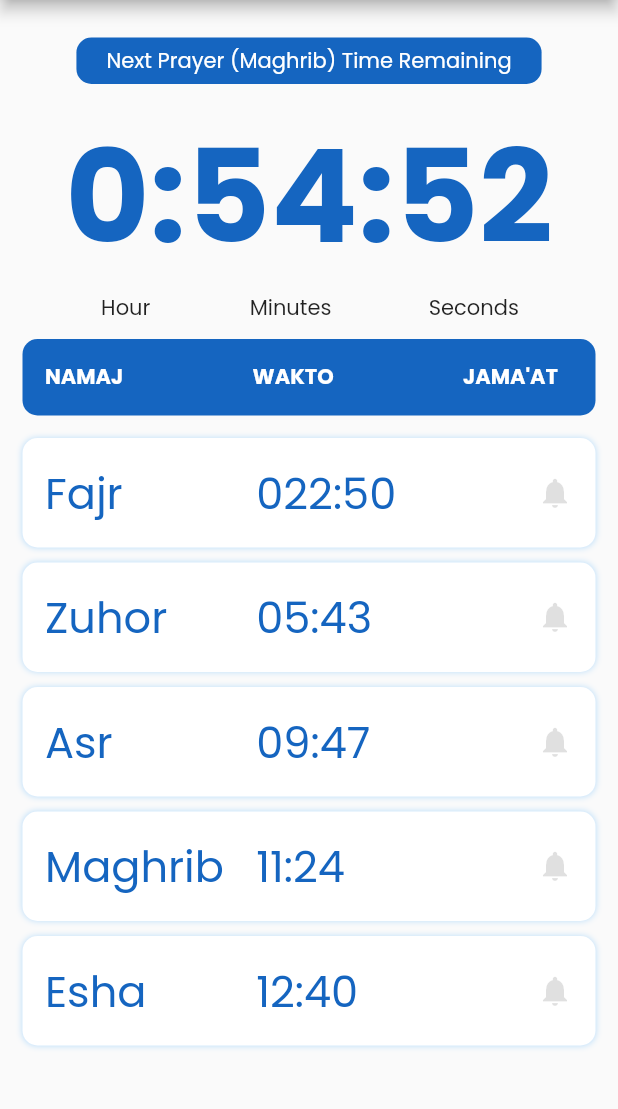
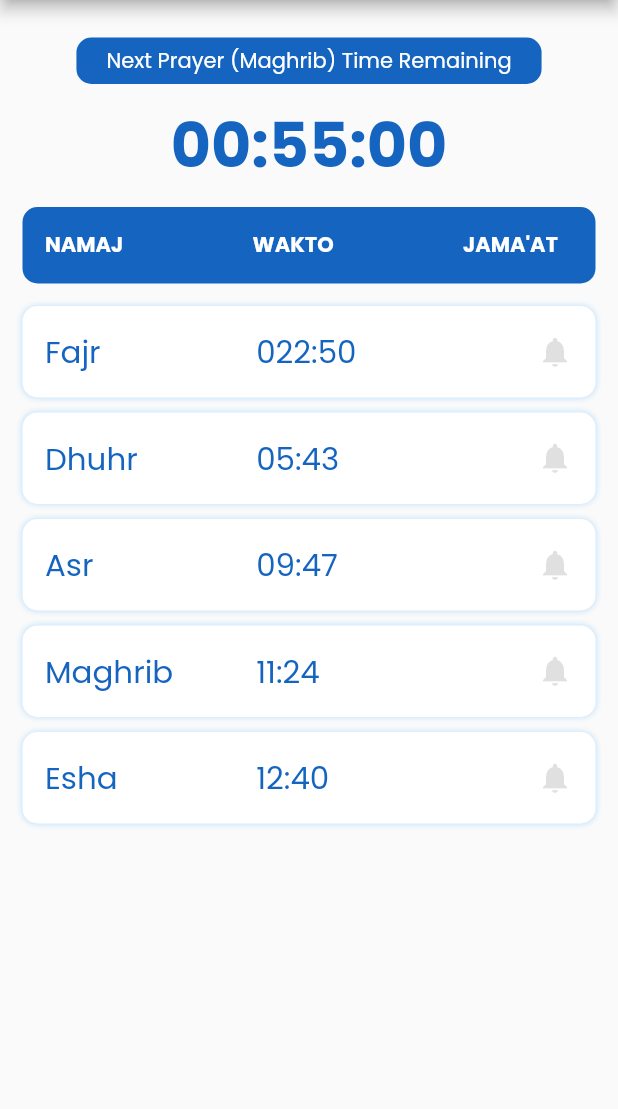
Before and after one commit to faysalewucse/faithful-workspace, a Flutter app: the screen it shows after launch, on a phone screen of 412 x 824 dp, the part 84-1193 px from its top. Run offline on Flutter 3.47's test engine with Material 2 defaults, Android fonts, the phone set to English and light mode, and no system bars; our stand-ins replace adhan, awesome_notifications, firebase_core, firebase_database, font_awesome_flutter, geocoding and 3 more; accounts and stored records are empty.

Commit message:
got notification in time before 5 minutes of jamaat

```diff
--- /dev/null
+++ b/lib/controller/namaj_time_controller.dart
@@ -0,0 +1,7 @@
+import 'package:get/get.dart';
+
+class NamajTimeController extends GetxController{
+  Map<String, dynamic> namajData = {};
+
+
+}
--- /dev/null
+++ b/lib/controller/notification_controller.dart
@@ -0,0 +1,29 @@
+import 'dart:async';
+import 'package:awesome_notifications/awesome_notifications.dart';
+import 'package:flutter/material.dart';
+class NotificationController {
+  static ReceivedAction? initialAction;
+
+  static Future<void> initializeLocalNotifications() async {
+    await AwesomeNotifications().initialize(
+        null,
+        [
+          NotificationChannel(
+              channelKey: 'alerts',
+              channelName: 'Alerts',
+              channelDescription: 'Notification tests as alerts',
+              playSound: true,
+              onlyAlertOnce: true,
+              groupAlertBehavior: GroupAlertBehavior.Children,
+              importance: NotificationImportance.High,
+              defaultPrivacy: NotificationPrivacy.Private,
+              defaultColor: Colors.deepPurple,
+              ledColor: Colors.deepPurple)
+        ],
+        debug: true);
+
+    // Get initial notification action is optional
+    initialAction = await AwesomeNotifications()
+        .getInitialNotificationAction(removeFromActionEvents: false);
+  }
+}
--- a/lib/main.dart
+++ b/lib/main.dart
@@ -1,3 +1,4 @@
+import 'package:faithful_workspace/controller/notification_controller.dart';
 import 'package:faithful_workspace/screens/homepage.dart';
 import 'package:firebase_core/firebase_core.dart';
 import 'package:flutter/material.dart';
@@ -5,6 +6,9 @@ import 'package:google_fonts/google_fonts.dart';
 
 void main() async {
   WidgetsFlutterBinding.ensureInitialized();
+
+  // Always initialize Awesome Notifications
+  await NotificationController.initializeLocalNotifications();
   await Firebase.initializeApp();
   runApp(const MyApp());
 }
--- a/lib/models/namaj_time_model.dart
+++ b/lib/models/namaj_time_model.dart
@@ -2,14 +2,14 @@ class NamajTimeModel {
   String asr;
   String isha;
   String fajr;
-  String zuhor;
+  String dhuhr;
   String maghrib;
 
   NamajTimeModel({
     required this.asr,
     required this.isha,
     required this.fajr,
-    required this.zuhor,
+    required this.dhuhr,
     required this.maghrib,
   });
 
@@ -18,21 +18,18 @@ class NamajTimeModel {
       asr: json['asr'] ?? '',
       isha: json['isha'] ?? '',
       fajr: json['fajr'] ?? '',
-      zuhor: json['zuhor'] ?? '',
+      dhuhr: json['dhuhr'] ?? '',
       maghrib: json['maghrib'] ?? '',
     );
   }
-
 
   Map<String, dynamic> toJson() {
     return {
       "asr": asr,
       "fajr": fajr,
       "isha": isha,
-      "zuhor": zuhor,
+      "dhuhr": dhuhr,
       "maghrib": maghrib,
     };
   }
-
-
 }
--- a/lib/screens/homepage.dart
+++ b/lib/screens/homepage.dart
@@ -1,16 +1,12 @@
 import 'dart:async';
-import 'dart:convert';
-import 'dart:ffi';
-
 import 'package:adhan/adhan.dart';
+import 'package:awesome_notifications/awesome_notifications.dart';
 import 'package:firebase_database/firebase_database.dart';
 import 'package:flutter/material.dart';
 import 'package:font_awesome_flutter/font_awesome_flutter.dart';
 import 'package:geocoding/geocoding.dart';
 import 'package:geolocator/geolocator.dart';
-import 'package:hijri/hijri_calendar.dart';
 import 'package:intl/intl.dart';
-
 import '../widgets/namaj_time_card.dart';
 import '../models/namaj_time_model.dart';
 
@@ -23,12 +19,15 @@ class HomePage extends StatefulWidget {
 
 class _HomePageState extends State<HomePage> {
   final DatabaseReference _database = FirebaseDatabase.instance.ref();
-
   IconData notifyIcon = Icons.notifications;
   bool status = false;
   var location = '';
   double latitude = 23.777176;
   double longitude = 90.39945;
+  Map<String, dynamic> namajData = {};
+  late PrayerTimes prayerTimes; // Add this field
+
+  // final myCoordinates = Coordinates(latitude, longitude);
 
   void _determinePosition() async {
     bool serviceEnabled;
@@ -63,11 +62,12 @@ class _HomePageState extends State<HomePage> {
     });
   }
 
-  Map<String, dynamic> namajData = {};
-
   void fetchData() {
-    NamajTimeModel namajTimeModel;
-    _database.child('namaj').child('time').once().then((DatabaseEvent event) {
+    _database
+        .child('namaj')
+        .child('time')
+        .onValue
+        .listen((DatabaseEvent event) {
       Map<String, dynamic> data = {};
 
       final values = event.snapshot.value as Map;
@@ -77,39 +77,81 @@ class _HomePageState extends State<HomePage> {
 
       setState(() {
         namajData = data;
-        namajTimeModel = NamajTimeModel.fromJson(data);
       });
     });
   }
 
+  onTimeChange() {
+    Timer.periodic(const Duration(seconds: 1), (timer) async {
+      final currentTime = DateTime.now();
+
+      if ("${reduceTime(namajData[prayerTimes.currentPrayer().name])}:01" ==
+          DateFormat('h:mm:ss').format(currentTime)) {
+        await AwesomeNotifications().createNotification(
+            content: NotificationContent(
+                id: -1,
+                // -1 is replaced by a random number
+                channelKey: 'alerts',
+                title:
+                    "It's ${prayerTimes.nextPrayer().name.toUpperCase()} Time",
+                body: "আসি ভাই নামাজ এর প্রস্তুতি নেই",
+                bigPicture: 'assets/namaj_time_back2.png',
+                // largeIcon: 'https://storage.googleapis.com/cms-storage-bucket/0dbfcc7a59cd1cf16282.png',
+                notificationLayout: NotificationLayout.BigPicture,
+                payload: {'notificationId': '1234567890'}),
+            actionButtons: [
+              NotificationActionButton(
+                  key: 'DISMISS',
+                  label: 'Dismiss',
+                  actionType: ActionType.DismissAction,
+                  isDangerousOption: true)
+            ]);
+      }
+      setState(() {});
+    });
+  }
+
+  String reduceTime(String inputTime) {
+    print("input Time: $inputTime");
+    if (inputTime.isNotEmpty) {
+      // Parse the input time
+      final DateFormat format = DateFormat('H:mm');
+      DateTime parsedTime = format.parse(inputTime);
+
+      // Subtract 5 minutes
+      parsedTime = parsedTime.subtract(const Duration(minutes: 5));
+
+      // Format the new time as a string
+      String newTime = format.format(parsedTime);
+
+      return newTime;
+    }
+    return "";
+  }
+
   @override
   void initState() {
-    // TODO: implement initState
     super.initState();
-    Timer.periodic(const Duration(seconds: 1), (timer) {
-      setState(() {});
-    });
     _determinePosition();
     fetchData();
+
+    // Calculate prayer times here and store them in the 'prayerTimes' field
+    final myCoordinates = Coordinates(latitude, longitude);
+    final params = CalculationMethod.karachi.getParameters();
+    params.madhab = Madhab.hanafi;
+    prayerTimes = PrayerTimes.today(myCoordinates, params);
+
+    onTimeChange();
   }
 
   @override
   Widget build(BuildContext context) {
-    var statusBarHeight = MediaQuery.of(context).padding.top;
-    var height = MediaQuery.of(context).size.height -
-        AppBar().preferredSize.height -
-        statusBarHeight;
-    var width = MediaQuery.of(context).size.width;
-    var screen = height * width;
-
-    final myCoordinates = Coordinates(latitude, longitude);
-    final params = CalculationMethod.karachi.getParameters();
-    params.madhab = Madhab.hanafi;
-    final prayerTimes = PrayerTimes.today(myCoordinates, params);
+    var MAX_HEIGHT = MediaQuery.of(context).size.height;
+    var MAX_WIDTH = MediaQuery.of(context).size.width;
 
     getCurrentPrayer(int index) {
       if (index == 2 || index == 0) return 'Fajar';
-      if (index == 3) return 'Zuhor';
+      if (index == 3) return 'Dhuhr';
       if (index == 4) return 'Asr';
       if (index == 5) return 'Maghrib';
       if (index == 6) return 'Isha';
@@ -161,12 +203,12 @@ class _HomePageState extends State<HomePage> {
         int stopHour, int startSecond, int stopSecond) {
       if (startHour > 12 && stopHour < 12) stopHour += 24;
       if (startMinute > stopMinute) {
-        stopMinute += 60;
+        stopMinute += 61;
         --stopHour;
       }
       if (startSecond > stopSecond) {
-        stopSecond += 60;
-        --stopSecond;
+        stopSecond += 61;
+        stopSecond--;
       }
 
       String diffMinute = (stopMinute - startMinute).toString();
@@ -176,13 +218,27 @@ class _HomePageState extends State<HomePage> {
       return [diffHours, diffMinute, diffSeconds];
     }
 
+    String getTimes(DateTime now, PrayerTimes prayerTimes, int index) {
+      String time = getRemainingTime(
+          now.minute,
+          now.hour,
+          getNextPrayer(prayerTimes.nextPrayer().index)!.minute,
+          getNextPrayer(prayerTimes.nextPrayer().index)!.hour,
+          now.second,
+          getNextPrayer(prayerTimes.nextPrayer().index)!.second)[index];
+
+      if (int.parse(time) < 10) {
+        return "0$time";
+      } else {
+        return time;
+      }
+    }
+
     DateTime now = DateTime.now();
-
-    double responsiveFontSize = (height * width) / 11000;
 
     return Scaffold(
         drawer: Drawer(
-          width: width * 0.6,
+          width: MAX_WIDTH * 0.6,
           child: ListView(
             padding: EdgeInsets.zero,
             children: [
@@ -195,20 +251,20 @@ class _HomePageState extends State<HomePage> {
                   children: [
                     Icon(
                       Icons.notifications_active_rounded,
-                      size: responsiveFontSize * 2.5,
+                      size: MAX_WIDTH * 0.1,
                       color: Colors.white,
                     ),
                     Text(
                       'Faithful',
                       style: TextStyle(
-                          fontSize: responsiveFontSize * 1.1,
+                          fontSize: MAX_WIDTH * 0.05,
                           color: Colors.white,
                           fontWeight: FontWeight.bold),
                     ),
                     Text(
                       'Workspace',
                       style: TextStyle(
-                          fontSize: responsiveFontSize / 1.5,
+                          fontSize: MAX_WIDTH * 0.05,
                           color: Colors.white,
                           fontWeight: FontWeight.bold),
                     ),
@@ -269,54 +325,32 @@ class _HomePageState extends State<HomePage> {
                 child: Row(
                   mainAxisAlignment: MainAxisAlignment.center,
                   children: [
-                    Column(
-                      children: [
                     Text(
-                          "${getRemainingTime(now.minute, now.hour, getNextPrayer(prayerTimes.nextPrayer().index)!.minute, getNextPrayer(prayerTimes.nextPrayer().index)!.hour, now.second, getNextPrayer(prayerTimes.nextPrayer().index)!.second)[0]}:",
+                      "${getTimes(now, prayerTimes, 0)}:",
                       maxLines: 2,
                       style: TextStyle(
                           color: Theme.of(context).primaryColor,
-                              fontSize: responsiveFontSize * 3,
+                          fontSize: MAX_WIDTH * 0.1,
                           fontWeight: FontWeight.bold),
                     ),
-                        const Text("Hour"),
-                      ],
-                    ),
-                    Column(
-                      children: [
                     Text(
-                          "${getRemainingTime(now.minute, now.hour, getNextPrayer(prayerTimes.nextPrayer().index)!.minute, getNextPrayer(prayerTimes.nextPrayer().index)!.hour, now.second, getNextPrayer(prayerTimes.nextPrayer().index)!.second)[1]}:",
+                      "${getTimes(now, prayerTimes, 1)}:",
                       maxLines: 2,
                       style: TextStyle(
                         color: Theme.of(context).primaryColor,
-                              fontSize: responsiveFontSize * 3,
-                              fontWeight: FontWeight.bold),
+                        fontSize: MAX_WIDTH * 0.1,
+                        fontWeight: FontWeight.bold,
                       ),
-                        const Text("Minutes")
-                      ],
                     ),
-                    Column(
-                      children: [
                     Text(
-                          getRemainingTime(
-                              now.minute,
-                              now.hour,
-                              getNextPrayer(prayerTimes.nextPrayer().index)!
-                                  .minute,
-                              getNextPrayer(prayerTimes.nextPrayer().index)!
-                                  .hour,
-                              now.second,
-                              getNextPrayer(prayerTimes.nextPrayer().index)!
-                                  .second)[2],
+                      getTimes(now, prayerTimes, 2),
                       maxLines: 2,
                       style: TextStyle(
                         color: Theme.of(context).primaryColor,
-                              fontSize: responsiveFontSize * 3,
-                              fontWeight: FontWeight.bold),
+                        fontSize: MAX_WIDTH * 0.1,
+                        fontWeight: FontWeight.bold,
                       ),
-                        const Text("Seconds")
-                      ],
-                    )
+                    ),
                   ],
                 ),
               ),
@@ -333,12 +367,12 @@ class _HomePageState extends State<HomePage> {
                     const Text(
                       "NAMAJ",
                       style: TextStyle(
-                          color: Colors.white, fontWeight: FontWeight.bold),
+                          color: Colors.white, fontWeight: FontWeight.bold,),
                     ),
                     const Text(
                       "WAKTO",
                       style: TextStyle(
-                          color: Colors.white, fontWeight: FontWeight.bold),
+                          color: Colors.white, fontWeight: FontWeight.bold,),
                     ),
                     Container(
                       margin: const EdgeInsets.only(right: 10),
@@ -347,47 +381,47 @@ class _HomePageState extends State<HomePage> {
                         style: TextStyle(
                             color: Colors.white, fontWeight: FontWeight.bold),
                       ),
-                    )
+                    ),
                   ],
                 ),
               ),
               NamajTimeCard(
                   title: 'Fajr',
                   wakto: getCurrentPrayerTime(2)!,
-                  height: height,
+                  height: MAX_HEIGHT,
                   color: Colors.white70,
                   jamat: namajData['fajr'] ?? "",
-                  textSize: responsiveFontSize),
+                  textSize: MAX_WIDTH * 0.05,),
               NamajTimeCard(
-                  title: 'Zuhor',
+                  title: 'Dhuhr',
                   wakto: getCurrentPrayerTime(3)!,
-                  height: height,
+                  height: MAX_HEIGHT,
                   color: Colors.white70,
-                  jamat: namajData['zuhor'] ?? "",
-                  textSize: responsiveFontSize),
+                  jamat: namajData['dhuhr'] ?? "",
+                  textSize: MAX_WIDTH * 0.05,),
               NamajTimeCard(
                   title: 'Asr',
                   wakto: getCurrentPrayerTime(4)!,
-                  height: height,
+                  height: MAX_HEIGHT,
                   color: Colors.white38,
                   jamat: namajData['asr'] ?? "",
-                  textSize: responsiveFontSize),
+                  textSize: MAX_WIDTH * 0.05,),
               NamajTimeCard(
                   title: 'Maghrib',
                   wakto: getCurrentPrayerTime(5)!,
-                  height: height,
+                  height: MAX_HEIGHT,
                   color: Colors.white70,
                   jamat: namajData['maghrib'] ?? "",
-                  textSize: responsiveFontSize),
+                  textSize: MAX_WIDTH * 0.05,),
               NamajTimeCard(
                   title: 'Esha',
                   wakto: getCurrentPrayerTime(6)!,
-                  height: height,
+                  height: MAX_HEIGHT,
                   color: Colors.white38,
                   jamat: namajData['isha'] ?? "",
-                  textSize: responsiveFontSize),
+                  textSize: MAX_WIDTH * 0.05,),
             ],
           ),
-        ));
+        ),);
   }
 }
--- /dev/null
+++ b/lib/service/namaj_time_service.dart
@@ -0,0 +1,11 @@
+import 'package:firebase_database/firebase_database.dart';
+
+class NamajTimeService {
+  final DatabaseReference _database = FirebaseDatabase.instance.ref();
+
+  getNamajTime() {
+    _database.child('namaj').child('time').once().then((DatabaseEvent event) {
+      return event.snapshot.value as Map;
+    });
+  }
+}
--- a/pubspec.yaml
+++ b/pubspec.yaml
@@ -24,6 +24,9 @@ dependencies:
   firebase_core: ^2.15.1
   firebase_messaging: ^14.6.7
   firebase_database: ^10.2.5
+  get: ^4.6.6
+  awesome_notifications: ^0.7.7
+
 
 dev_dependencies:
   flutter_test:
```
Also changed, not shown: pubspec.lock, 6 other files. Lines whose indentation alone changed are shown as unchanged.
